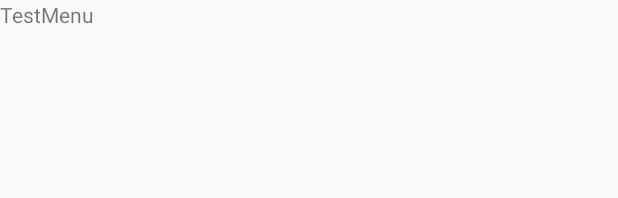
After one commit to NWuensche/MorningPages, an Android app: the layout write_action_bar.xml on its own in the app's theme, with its tools: preview values and no code run, on a phone screen of 412 x 824 dp. The commit adds this screen. Shown: the top 198 px of the screen. Run offline under Robolectric (Android 15) with nearby library versions, the phone set to English and light mode, and no system bars.

Commit message:
Add Menu for writing screen

```diff
--- /dev/null
+++ b/app/src/main/res/layout/write_action_bar.xml
@@ -0,0 +1,15 @@
+<?xml version="1.0" encoding="utf-8"?>
+<android.support.constraint.ConstraintLayout xmlns:android="http://schemas.android.com/apk/res/android"
+    xmlns:app="http://schemas.android.com/apk/res-auto"
+    xmlns:tools="http://schemas.android.com/tools"
+    android:layout_width="match_parent"
+    android:layout_height="match_parent">
+
+    <TextView
+        android:id="@+id/textView"
+        android:layout_width="wrap_content"
+        android:layout_height="wrap_content"
+        android:text="TestMenu"
+        tools:layout_editor_absoluteX="16dp"
+        tools:layout_editor_absoluteY="21dp" />
+</android.support.constraint.ConstraintLayout>
```
Also changed, not shown: app/src/main/java/morningpages/app/niklas/morningpages/WriteActivity.kt (+9 -0 lines), app/src/main/res/menu/menu_main.xml (added, +13 -0 lines).
